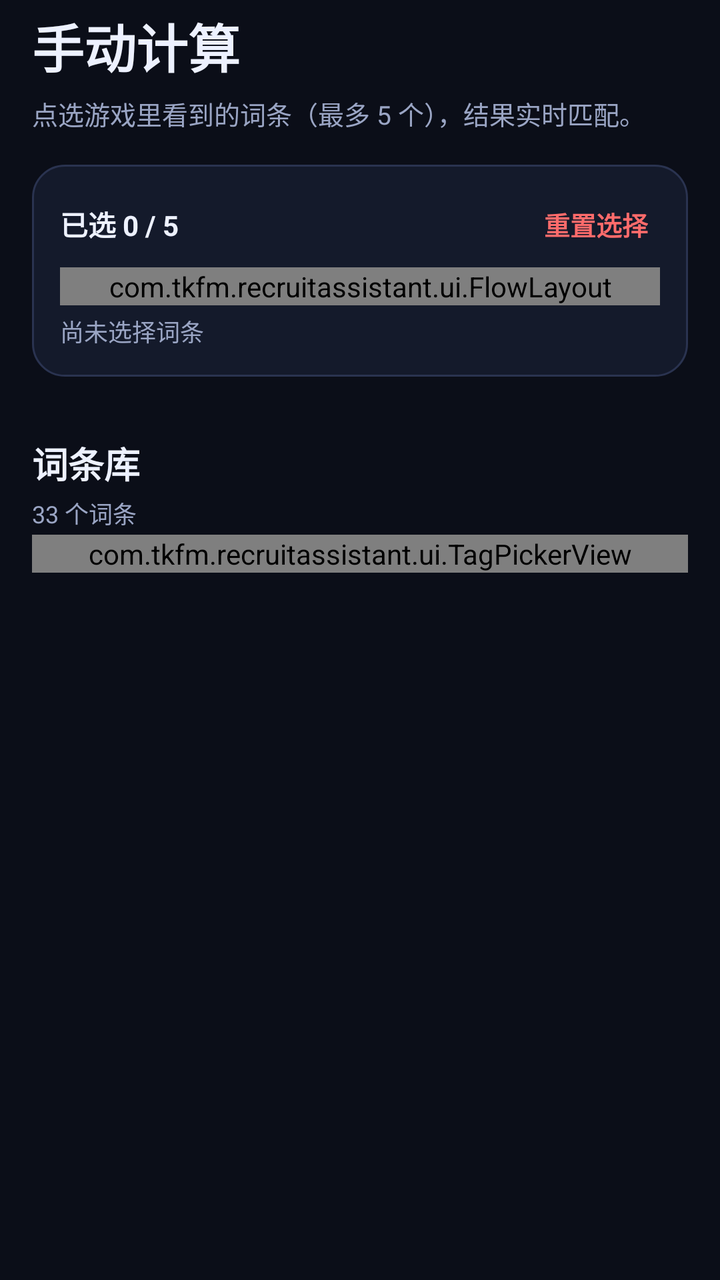
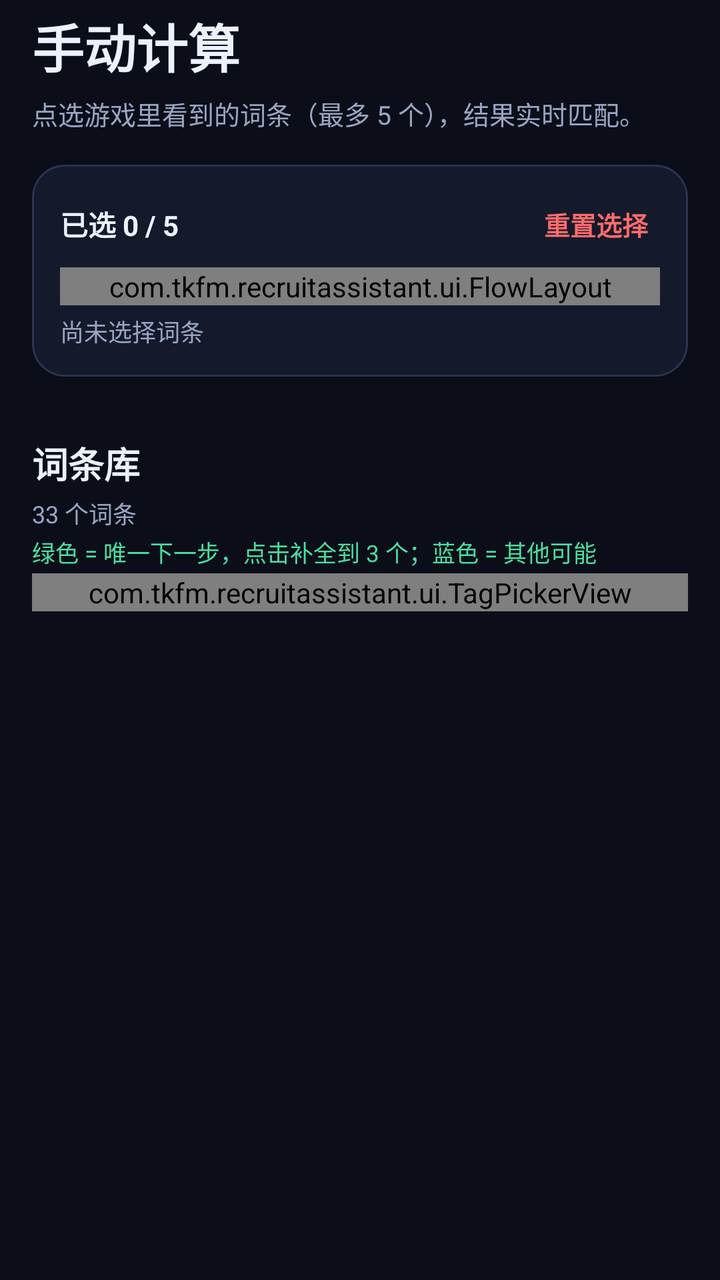

Compare the two renders of this Android layout. The source of the first and the diff that turns it into the second are given below.
<!-- AndroidManifest.xml: application theme Theme.App -->
<!-- res/layout/fragment_manual.xml -->
<?xml version="1.0" encoding="utf-8"?>
<ScrollView xmlns:android="http://schemas.android.com/apk/res/android"
    android:layout_width="match_parent"
    android:layout_height="match_parent"
    android:background="@color/bg"
    android:fillViewport="true"
    android:scrollbars="none">

    <LinearLayout
        android:layout_width="match_parent"
        android:layout_height="wrap_content"
        android:orientation="vertical"
        android:paddingStart="16dp"
        android:paddingTop="4dp"
        android:paddingEnd="16dp"
        android:paddingBottom="28dp">

        <TextView
            android:layout_width="wrap_content"
            android:layout_height="wrap_content"
            android:text="手动计算"
            android:textColor="@color/text"
            android:textSize="26sp"
            android:textStyle="bold" />

        <TextView
            android:layout_width="match_parent"
            android:layout_height="wrap_content"
            android:layout_marginTop="5dp"
            android:lineSpacingExtra="3dp"
            android:text="点选游戏里看到的词条（最多 5 个），结果实时匹配。"
            android:textColor="@color/text_dim"
            android:textSize="13sp" />

        <LinearLayout
            android:id="@+id/selectedCard"
            android:layout_width="match_parent"
            android:layout_height="wrap_content"
            android:layout_marginTop="16dp"
            android:background="@drawable/bg_card"
            android:orientation="vertical"
            android:padding="14dp">

            <LinearLayout
                android:layout_width="match_parent"
                android:layout_height="wrap_content"
                android:gravity="center_vertical"
                android:orientation="horizontal">

                <TextView
                    android:id="@+id/selectedCount"
                    android:layout_width="wrap_content"
                    android:layout_height="wrap_content"
                    android:text="已选 0 / 5"
                    android:textColor="@color/text"
                    android:textSize="14sp"
                    android:textStyle="bold" />

                <Space
                    android:layout_width="0dp"
                    android:layout_height="1dp"
                    android:layout_weight="1" />

                <TextView
                    android:id="@+id/clearButton"
                    android:layout_width="wrap_content"
                    android:layout_height="wrap_content"
                    android:background="?attr/selectableItemBackground"
                    android:padding="6dp"
                    android:text="重置选择"
                    android:textColor="@color/red"
                    android:textSize="13sp"
                    android:textStyle="bold" />
            </LinearLayout>

            <com.tkfm.recruitassistant.ui.FlowLayout
                android:id="@+id/selectedFlow"
                android:layout_width="match_parent"
                android:layout_height="wrap_content"
                android:layout_marginTop="6dp" />

            <TextView
                android:id="@+id/selectedHint"
                android:layout_width="match_parent"
                android:layout_height="wrap_content"
                android:layout_marginTop="4dp"
                android:text="尚未选择词条"
                android:textColor="@color/text_dim"
                android:textSize="12sp" />
        </LinearLayout>

        <LinearLayout
            android:id="@+id/resultHeader"
            android:layout_width="match_parent"
            android:layout_height="wrap_content"
            android:layout_marginTop="18dp"
            android:gravity="center_vertical"
            android:orientation="horizontal"
            android:visibility="gone">

            <TextView
                android:layout_width="wrap_content"
                android:layout_height="wrap_content"
                android:text="匹配结果"
                android:textColor="@color/text"
                android:textSize="18sp"
                android:textStyle="bold" />

            <Space
                android:layout_width="0dp"
                android:layout_height="1dp"
                android:layout_weight="1" />

            <TextView
                android:id="@+id/btnSave"
                android:layout_width="wrap_content"
                android:layout_height="wrap_content"
                android:background="?attr/selectableItemBackground"
                android:padding="6dp"
                android:text="保存记录"
                android:textColor="@color/primary"
                android:textSize="12.5sp"
                android:textStyle="bold" />
        </LinearLayout>

        <LinearLayout
            android:id="@+id/resultsContainer"
            android:layout_width="match_parent"
            android:layout_height="wrap_content"
            android:layout_marginTop="8dp"
            android:orientation="vertical" />

        <TextView
            android:layout_width="wrap_content"
            android:layout_height="wrap_content"
            android:layout_marginTop="22dp"
            android:text="词条库"
            android:textColor="@color/text"
            android:textSize="18sp"
            android:textStyle="bold" />

        <TextView
            android:layout_width="match_parent"
            android:layout_height="wrap_content"
            android:layout_marginTop="3dp"
            android:text="33 个词条"
            android:textColor="@color/text_dim"
            android:textSize="12sp" />

        <com.tkfm.recruitassistant.ui.TagPickerView
            android:id="@+id/tagPicker"
            android:layout_width="match_parent"
            android:layout_height="wrap_content"
            android:layout_marginTop="2dp" />
    </LinearLayout>
</ScrollView>
<!-- resources referenced by this layout -->
<resources>
  <color name="bg">#0B0E18</color>
  <color name="primary">#7C9CFF</color>
  <color name="red">#FF6B6B</color>
  <color name="text">#EDF1FF</color>
  <color name="text_dim">#9AA5C4</color>
  <!-- drawable bg_card (drawable) -->
  <?xml version="1.0" encoding="utf-8"?>
  <shape xmlns:android="http://schemas.android.com/apk/res/android" android:shape="rectangle">
      <solid android:color="@color/surface" />
      <stroke android:width="1dp" android:color="@color/stroke" />
      <corners android:radius="16dp" />
  </shape>
  <style name="Theme.App" parent="Theme.Material3.Dark.NoActionBar">
          <item name="colorPrimary">@color/primary</item>
          <item name="colorOnPrimary">#0B0E18</item>
          <item name="colorSecondary">@color/accent</item>
          <item name="android:colorBackground">@color/bg</item>
          <item name="colorSurface">@color/surface</item>
          <item name="colorSurfaceVariant">@color/surface_2</item>
          <item name="colorOnSurface">@color/text</item>
          <item name="colorOnSurfaceVariant">@color/text_dim</item>
          <item name="android:statusBarColor">@color/bg</item>
          <item name="android:navigationBarColor">@color/bg</item>
          <item name="android:windowLightStatusBar">false</item>
          <item name="materialAlertDialogTheme">@style/ThemeOverlay.App.Dialog</item>
      </style>
  <color name="surface">#141A2B</color>
  <color name="stroke">#2A3350</color>
  <color name="accent">#4ADEA0</color>
  <color name="surface_2">#1B2236</color>
  <style name="ThemeOverlay.App.Dialog" parent="ThemeOverlay.Material3.MaterialAlertDialog">
          <item name="colorSurface">@color/surface</item>
          <item name="colorOnSurface">@color/text</item>
      </style>
</resources>

<!-- the commit's change to res/layout/fragment_manual.xml (unified diff, before → after) -->
@@ -147,6 +147,14 @@
             android:textColor="@color/text_dim"
             android:textSize="12sp" />
 
+        <TextView
+            android:layout_width="match_parent"
+            android:layout_height="wrap_content"
+            android:layout_marginTop="2dp"
+            android:text="绿色 = 唯一下一步，点击补全到 3 个；蓝色 = 其他可能"
+            android:textColor="@color/accent"
+            android:textSize="11.5sp" />
+
         <com.tkfm.recruitassistant.ui.TagPickerView
             android:id="@+id/tagPicker"
             android:layout_width="match_parent"
